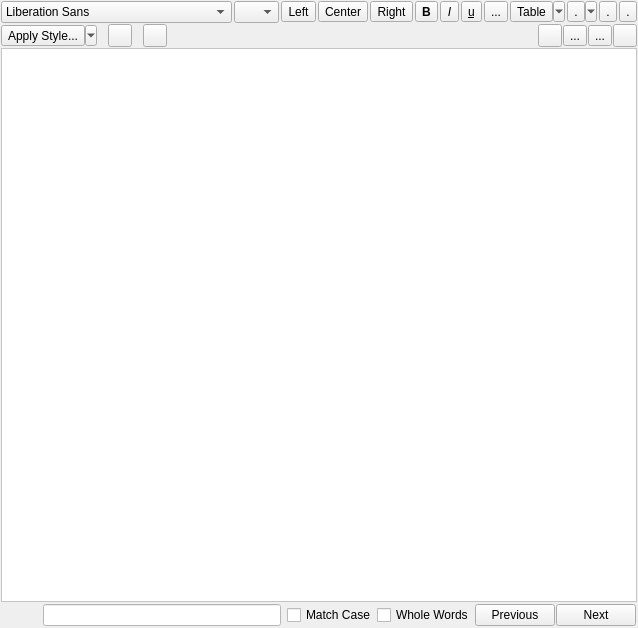
The window that RichTextEdit.ui (redeyedvireo/PyNoteBook) describes before a commit, drawn with Qt 5.
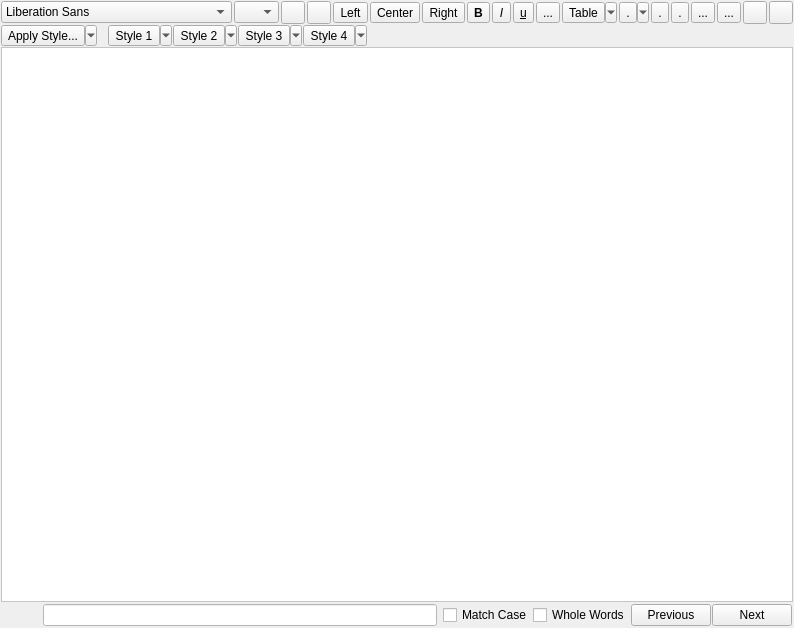
The same window after the commit. Icons and pictures are not drawn. Custom widgets are drawn as their Qt base class.

Commit message: Add style shortcut buttons.

Diff of the .ui file:
```diff
--- a/RichTextEdit.ui
+++ b/RichTextEdit.ui
@@ -6,7 +6,7 @@
    <rect>
     <x>0</x>
     <y>0</y>
-    <width>545</width>
+    <width>688</width>
     <height>628</height>
    </rect>
   </property>
@@ -69,6 +69,46 @@
        </property>
       </widget>
      </item>
+     <item>
+      <widget class="CColorButton" name="textColorButton">
+       <property name="toolTip">
+        <string>Text (Foreground) Color</string>
+       </property>
+       <property name="text">
+        <string/>
+       </property>
+       <property name="icon">
+        <iconset resource="pynotebook.qrc">
+         <normaloff>:/NoteBook/Resources/Text Foreground.png</normaloff>:/NoteBook/Resources/Text Foreground.png</iconset>
+       </property>
+       <property name="iconSize">
+        <size>
+         <width>16</width>
+         <height>16</height>
+        </size>
+       </property>
+      </widget>
+     </item>
+     <item>
+      <widget class="CColorButton" name="textBackgroundButton">
+       <property name="toolTip">
+        <string>Background Color</string>
+       </property>
+       <property name="text">
+        <string/>
+       </property>
+       <property name="icon">
+        <iconset resource="pynotebook.qrc">
+         <normaloff>:/NoteBook/Resources/Text Background.png</normaloff>:/NoteBook/Resources/Text Background.png</iconset>
+       </property>
+       <property name="iconSize">
+        <size>
+         <width>16</width>
+         <height>16</height>
+        </size>
+       </property>
+      </widget>
+     </item>
      <item>
       <widget class="QToolButton" name="leftAlignButton">
        <property name="toolTip">
@@ -307,6 +347,65 @@
        </property>
       </widget>
      </item>
+     <item>
+      <widget class="QToolButton" name="indentRightButton">
+       <property name="toolTip">
+        <string>Increase Indent</string>
+       </property>
+       <property name="text">
+        <string>...</string>
+       </property>
+       <property name="icon">
+        <iconset resource="pynotebook.qrc">
+         <normaloff>:/NoteBook/Resources/IndentRight.png</normaloff>:/NoteBook/Resources/IndentRight.png</iconset>
+       </property>
+      </widget>
+     </item>
+     <item>
+      <widget class="QToolButton" name="indentLeftButton">
+       <property name="toolTip">
+        <string>Reduce Indent</string>
+       </property>
+       <property name="text">
+        <string>...</string>
+       </property>
+       <property name="icon">
+        <iconset resource="pynotebook.qrc">
+         <normaloff>:/NoteBook/Resources/IndentLeft.png</normaloff>:/NoteBook/Resources/IndentLeft.png</iconset>
+       </property>
+      </widget>
+     </item>
+     <item>
+      <widget class="QToolButton" name="clearFormattingButton">
+       <property name="toolTip">
+        <string>Clear all formatting</string>
+       </property>
+       <property name="text">
+        <string/>
+       </property>
+       <property name="icon">
+        <iconset resource="pynotebook.qrc">
+         <normaloff>:/NoteBook/Resources/clear-formatting.png</normaloff>:/NoteBook/Resources/clear-formatting.png</iconset>
+       </property>
+      </widget>
+     </item>
+     <item>
+      <widget class="QToolButton" name="searchButton">
+       <property name="toolTip">
+        <string>Search (Alt+S)</string>
+       </property>
+       <property name="text">
+        <string/>
+       </property>
+       <property name="icon">
+        <iconset resource="pynotebook.qrc">
+         <normaloff>:/NoteBook/Resources/Search.png</normaloff>:/NoteBook/Resources/Search.png</iconset>
+       </property>
+       <property name="shortcut">
+        <string>Ctrl+F</string>
+       </property>
+      </widget>
+     </item>
     </layout>
    </item>
    <item>
@@ -341,59 +440,67 @@
       </spacer>
      </item>
      <item>
-      <widget class="CColorButton" name="textColorButton">
-       <property name="toolTip">
-        <string>Text (Foreground) Color</string>
+      <widget class="QToolButton" name="styleShortcut1">
+       <property name="minimumSize">
+        <size>
+         <width>64</width>
+         <height>0</height>
+        </size>
        </property>
        <property name="text">
-        <string/>
+        <string>Style 1</string>
        </property>
-       <property name="icon">
-        <iconset resource="pynotebook.qrc">
-         <normaloff>:/NoteBook/Resources/Text Foreground.png</normaloff>:/NoteBook/Resources/Text Foreground.png</iconset>
+       <property name="popupMode">
+        <enum>QToolButton::ToolButtonPopupMode::MenuButtonPopup</enum>
        </property>
-       <property name="iconSize">
+      </widget>
+     </item>
+     <item>
+      <widget class="QToolButton" name="styleShortcut2">
+       <property name="minimumSize">
         <size>
-         <width>16</width>
-         <height>16</height>
+         <width>64</width>
+         <height>0</height>
         </size>
        </property>
+       <property name="text">
+        <string>Style 2</string>
+       </property>
+       <property name="popupMode">
+        <enum>QToolButton::ToolButtonPopupMode::MenuButtonPopup</enum>
+       </property>
       </widget>
      </item>
      <item>
-      <spacer name="horizontalSpacer_3">
-       <property name="orientation">
-        <enum>Qt::Orientation::Horizontal</enum>
-       </property>
-       <property name="sizeType">
-        <enum>QSizePolicy::Policy::Fixed</enum>
-       </property>
-       <property name="sizeHint" stdset="0">
+      <widget class="QToolButton" name="styleShortcut3">
+       <property name="minimumSize">
         <size>
-         <width>10</width>
-         <height>20</height>
+         <width>64</width>
+         <height>0</height>
         </size>
        </property>
-      </spacer>
-     </item>
-     <item>
-      <widget class="CColorButton" name="textBackgroundButton">
-       <property name="toolTip">
-        <string>Background Color</string>
-       </property>
        <property name="text">
-        <string/>
+        <string>Style 3</string>
        </property>
-       <property name="icon">
-        <iconset resource="pynotebook.qrc">
-         <normaloff>:/NoteBook/Resources/Text Background.png</normaloff>:/NoteBook/Resources/Text Background.png</iconset>
+       <property name="popupMode">
+        <enum>QToolButton::ToolButtonPopupMode::MenuButtonPopup</enum>
        </property>
-       <property name="iconSize">
+      </widget>
+     </item>
+     <item>
+      <widget class="QToolButton" name="styleShortcut4">
+       <property name="minimumSize">
         <size>
-         <width>16</width>
-         <height>16</height>
+         <width>64</width>
+         <height>0</height>
         </size>
        </property>
+       <property name="text">
+        <string>Style 4</string>
+       </property>
+       <property name="popupMode">
+        <enum>QToolButton::ToolButtonPopupMode::MenuButtonPopup</enum>
+       </property>
       </widget>
      </item>
      <item>
@@ -409,65 +516,6 @@
        </property>
       </spacer>
      </item>
-     <item>
-      <widget class="QToolButton" name="clearFormattingButton">
-       <property name="toolTip">
-        <string>Clear all formatting</string>
-       </property>
-       <property name="text">
-        <string/>
-       </property>
-       <property name="icon">
-        <iconset resource="pynotebook.qrc">
-         <normaloff>:/NoteBook/Resources/clear-formatting.png</normaloff>:/NoteBook/Resources/clear-formatting.png</iconset>
-       </property>
-      </widget>
-     </item>
-     <item>
-      <widget class="QToolButton" name="indentLeftButton">
-       <property name="toolTip">
-        <string>Reduce Indent</string>
-       </property>
-       <property name="text">
-        <string>...</string>
-       </property>
-       <property name="icon">
-        <iconset resource="pynotebook.qrc">
-         <normaloff>:/NoteBook/Resources/IndentLeft.png</normaloff>:/NoteBook/Resources/IndentLeft.png</iconset>
-       </property>
-      </widget>
-     </item>
-     <item>
-      <widget class="QToolButton" name="indentRightButton">
-       <property name="toolTip">
-        <string>Increase Indent</string>
-       </property>
-       <property name="text">
-        <string>...</string>
-       </property>
-       <property name="icon">
-        <iconset resource="pynotebook.qrc">
-         <normaloff>:/NoteBook/Resources/IndentRight.png</normaloff>:/NoteBook/Resources/IndentRight.png</iconset>
-       </property>
-      </widget>
-     </item>
-     <item>
-      <widget class="QToolButton" name="searchButton">
-       <property name="toolTip">
-        <string>Search (Alt+S)</string>
-       </property>
-       <property name="text">
-        <string/>
-       </property>
-       <property name="icon">
-        <iconset resource="pynotebook.qrc">
-         <normaloff>:/NoteBook/Resources/Search.png</normaloff>:/NoteBook/Resources/Search.png</iconset>
-       </property>
-       <property name="shortcut">
-        <string>Ctrl+F</string>
-       </property>
-      </widget>
-     </item>
     </layout>
    </item>
    <item>
```
The commit also changes 19 other files.
